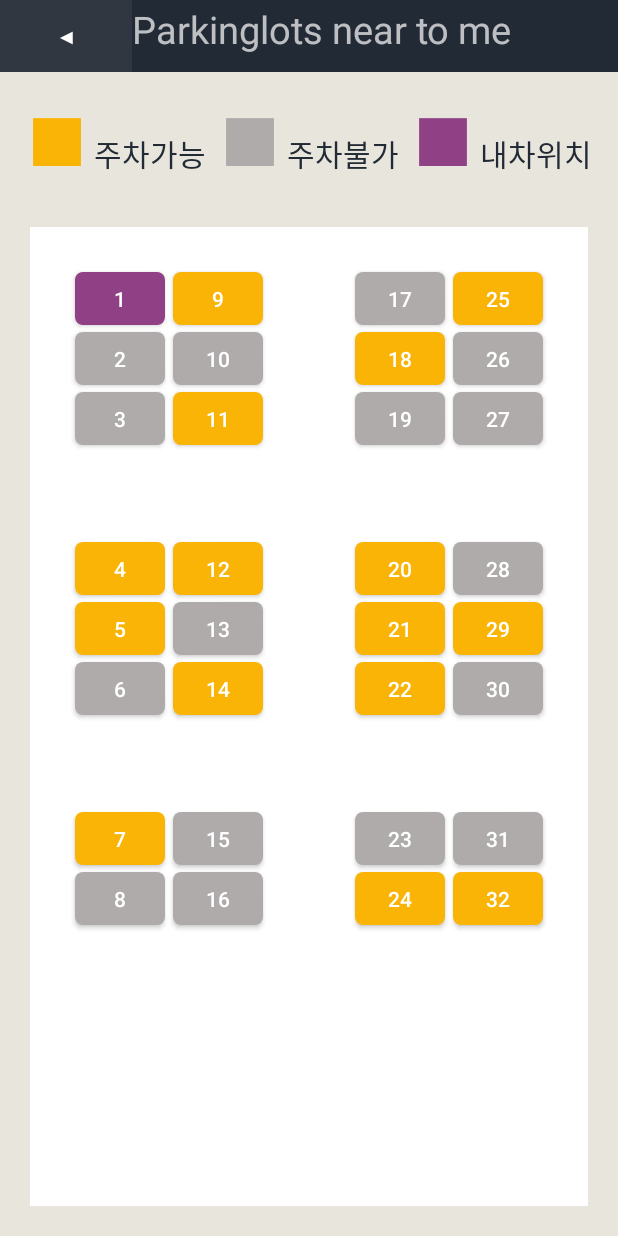
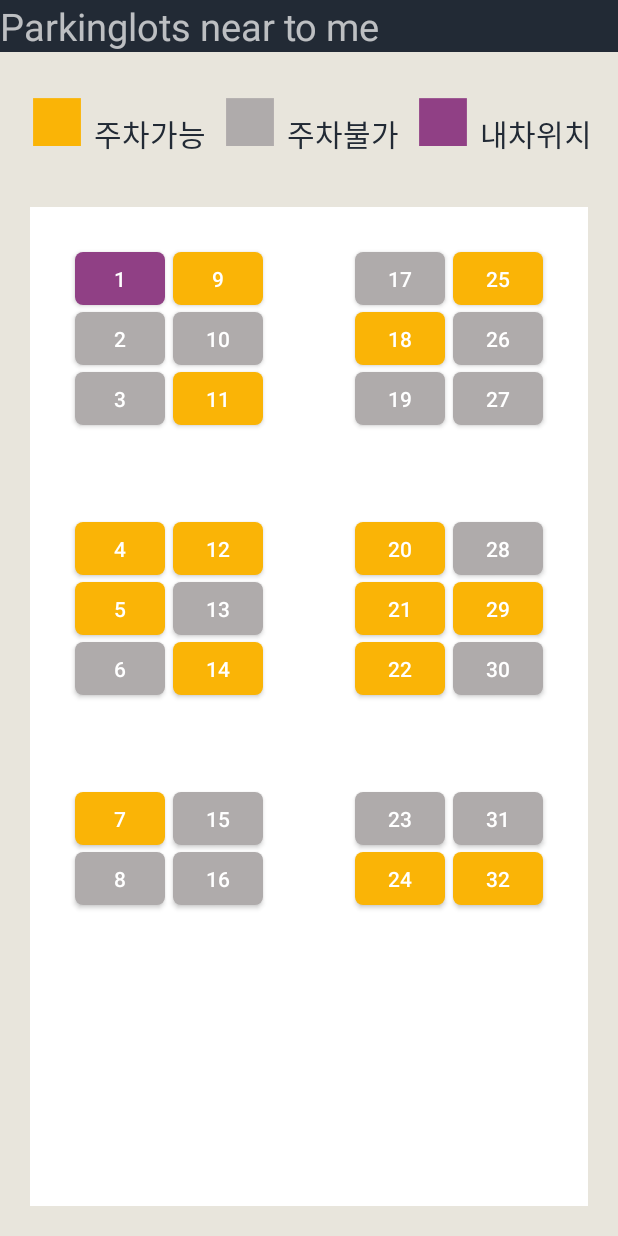
Before and after one commit to oswswo123/androidTeamP, an Android app: the ParkingLot screen opened directly, with no data from a screen before it, on a phone screen of 412 x 824 dp. Run offline under Robolectric (Android 15) with nearby library versions, the phone set to English and light mode, and no system bars.

Commit message:
◀버튼 삭제
안드로이드 환경에서는 필요X

```diff
--- a/UcantFindP/app/src/main/java/io/github/cheesecat47/ucantfindp/ParkingLot.java
+++ b/UcantFindP/app/src/main/java/io/github/cheesecat47/ucantfindp/ParkingLot.java
@@ -44,6 +44,9 @@ public class ParkingLot extends AppCompatActivity {
 
         // 아직 주차버튼 리스너는 없어요... 이걸 어떻게 구현해야 할까요...?
         /*
+            DB에서 주차 상태를 받아서 주차공간상의 상태를 바꿔주는 부분입니다.
+            DB를 구현하고 나면 되는지 시험해야 할 부분이에요
+
             if 주차가능 {
                 button.setBackgroundResource(R.drawable.drawable_parkinglot_withseat);
             }
--- a/UcantFindP/app/src/main/res/layout/activity_park_list.xml
+++ b/UcantFindP/app/src/main/res/layout/activity_park_list.xml
@@ -14,12 +14,6 @@
         android:layout_height="wrap_content"
         android:background="@color/colorOurBlack">
 
-        <Button
-            android:layout_width="wrap_content"
-            android:layout_height="wrap_content"
-            android:background="#10ffffff"
-            android:text="◀" />
-
         <TextView
             android:layout_width="wrap_content"
             android:layout_height="wrap_content"
--- a/UcantFindP/app/src/main/res/layout/activity_parking_lot.xml
+++ b/UcantFindP/app/src/main/res/layout/activity_parking_lot.xml
@@ -13,12 +13,6 @@
         android:layout_width="match_parent"
         android:layout_height="wrap_content"
         android:background="@color/colorOurBlack">
-
-        <Button
-            android:layout_width="wrap_content"
-            android:layout_height="wrap_content"
-            android:background="#10ffffff"
-            android:text="◀" />
 
         <TextView
             android:layout_width="wrap_content"
```
